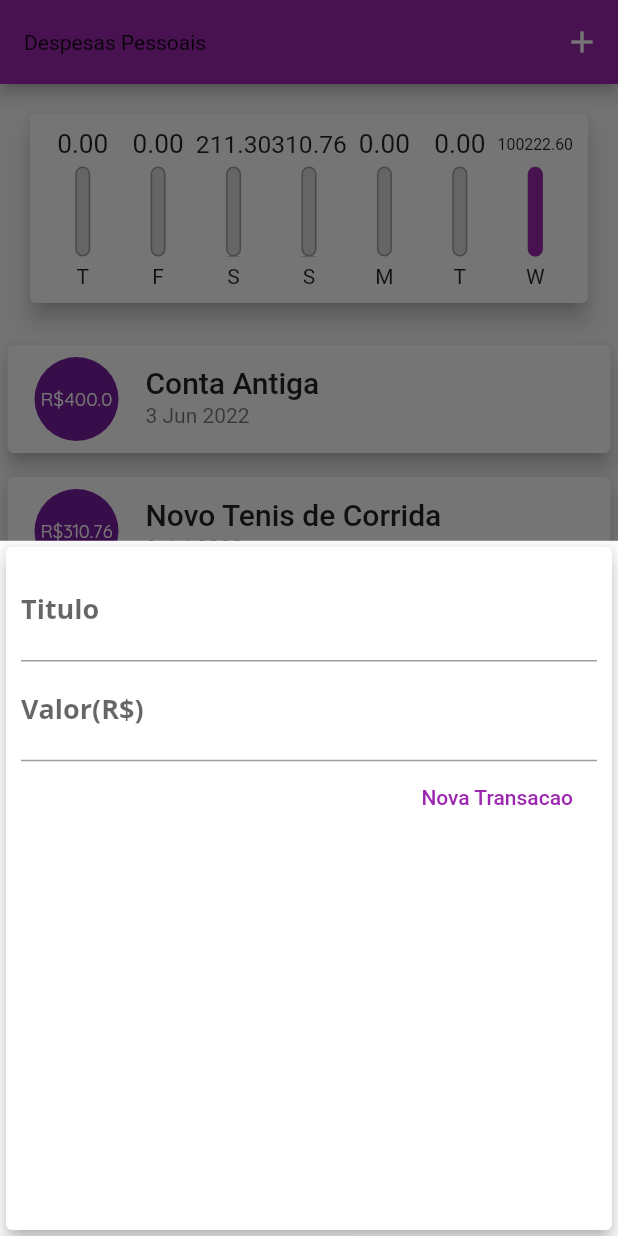
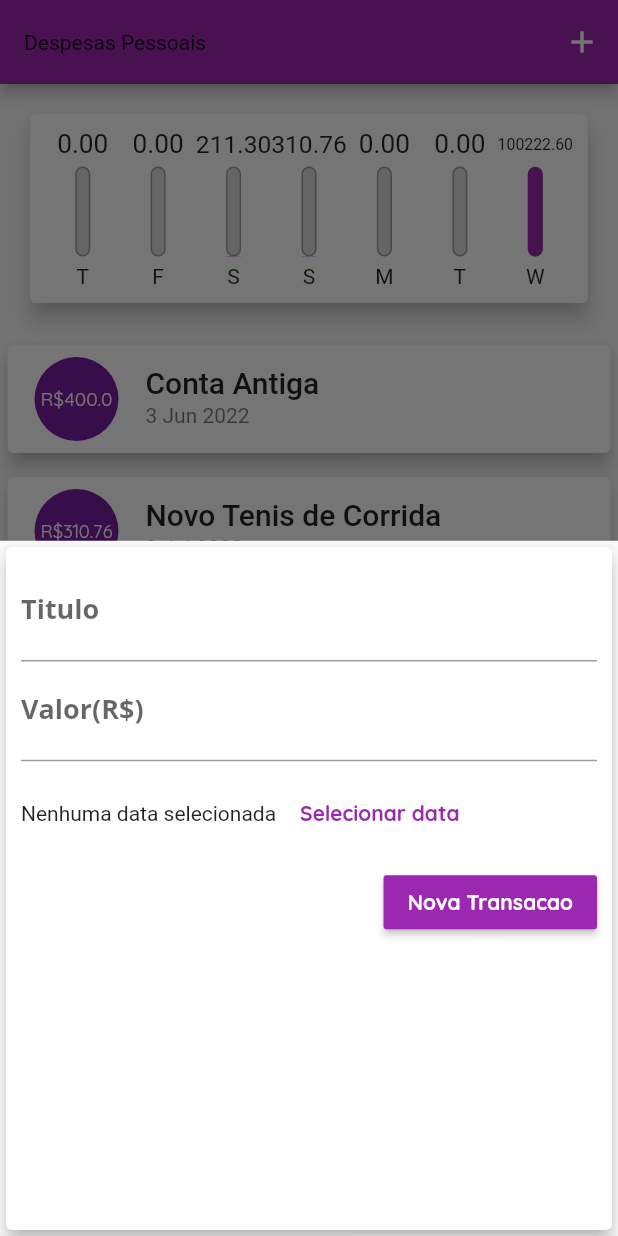
Before and after one commit to daygorgonha/expanses, a Flutter app: the screen it shows after launch, after a tap on the "add" icon, on a phone screen of 412 x 824 dp. Run offline on Flutter 3.47's test engine with Material 2 defaults, Android fonts, the phone set to English and light mode, and no system bars.

Commit message:
feat: added label and button to select date

```diff
--- a/lib/components/transaction_form.dart
+++ b/lib/components/transaction_form.dart
@@ -48,12 +48,31 @@ class _TransactionFormState extends State<TransactionForm> {
                 labelText: 'Valor(R\$)',
               ),
             ),
+            Container(
+              height: 70,
+              child: Row(
+                children: <Widget>[
+                  Text('Nenhuma data selecionada'),
+                  FlatButton(
+                    textColor: Theme.of(context).primaryColor,
+                    child: Text(
+                      'Selecionar data',
+                      style: TextStyle(
+                        fontWeight: FontWeight.bold,
+                      ),
+                    ),
+                    onPressed: () {},
+                  ),
+                ],
+              ),
+            ),
             Row(
               mainAxisAlignment: MainAxisAlignment.end,
               children: [
-                FlatButton(
+                RaisedButton(
                   child: Text('Nova Transacao'),
-                  textColor: Colors.purple,
+                  color: Theme.of(context).primaryColor,
+                  textColor: Theme.of(context).textTheme.button!.color,
                   onPressed: _submitForm,
                 ),
               ],
--- a/lib/main.dart
+++ b/lib/main.dart
@@ -22,6 +22,10 @@ class ExpensesApp extends StatelessWidget {
               subtitle1: TextStyle(
                 fontFamily: 'OpenSans',
                 fontSize: 18,
+                fontWeight: FontWeight.bold,
+              ),
+              button: TextStyle(
+                color: Colors.white,
                 fontWeight: FontWeight.bold,
               ),
             ),
```
